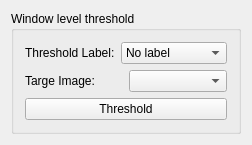
First picture: the form in codes/Controller/InteractorStyles/QInteractorStyleWindowLevelThreshold.ui, repository wuzhuobin/PlaqueQuant, before the edit.
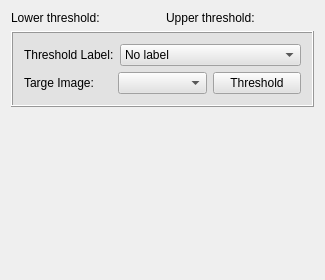
Second picture: the form after the edit. Icons and pictures are not drawn.

Diff of the .ui file:
```diff
--- a/codes/Controller/InteractorStyles/QInteractorStyleWindowLevelThreshold.ui
+++ b/codes/Controller/InteractorStyles/QInteractorStyleWindowLevelThreshold.ui
@@ -6,8 +6,8 @@
    <rect>
     <x>0</x>
     <y>0</y>
-    <width>252</width>
-    <height>144</height>
+    <width>325</width>
+    <height>280</height>
    </rect>
   </property>
   <property name="windowTitle">
@@ -15,9 +15,54 @@
   </property>
   <layout class="QVBoxLayout" name="verticalLayout_2">
    <item>
-    <widget class="QGroupBox" name="groupBox">
-     <property name="title">
-      <string>Window level threshold</string>
+    <layout class="QHBoxLayout" name="horizontalLayout">
+     <item>
+      <widget class="QLabel" name="label">
+       <property name="sizePolicy">
+        <sizepolicy hsizetype="Preferred" vsizetype="Minimum">
+         <horstretch>0</horstretch>
+         <verstretch>0</verstretch>
+        </sizepolicy>
+       </property>
+       <property name="text">
+        <string>Lower threshold:</string>
+       </property>
+      </widget>
+     </item>
+     <item>
+      <widget class="QLabel" name="label_4">
+       <property name="sizePolicy">
+        <sizepolicy hsizetype="Preferred" vsizetype="Minimum">
+         <horstretch>0</horstretch>
+         <verstretch>0</verstretch>
+        </sizepolicy>
+       </property>
+       <property name="text">
+        <string>Upper threshold:</string>
+       </property>
+      </widget>
+     </item>
+    </layout>
+   </item>
+   <item>
+    <layout class="QGridLayout" name="gridLayout"/>
+   </item>
+   <item>
+    <widget class="QFrame" name="frame_4">
+     <property name="minimumSize">
+      <size>
+       <width>0</width>
+       <height>0</height>
+      </size>
+     </property>
+     <property name="styleSheet">
+      <string notr="true">background-color: rgb(226, 226, 226)</string>
+     </property>
+     <property name="frameShape">
+      <enum>QFrame::Box</enum>
+     </property>
+     <property name="frameShadow">
+      <enum>QFrame::Raised</enum>
      </property>
      <layout class="QVBoxLayout" name="verticalLayout">
       <item>
@@ -135,15 +180,15 @@
         <item>
          <widget class="QComboBox" name="comboBoxTargeImage"/>
         </item>
+        <item>
+         <widget class="QPushButton" name="pushButtonThreshold">
+          <property name="text">
+           <string>Threshold</string>
+          </property>
+         </widget>
+        </item>
        </layout>
       </item>
-      <item>
-       <widget class="QPushButton" name="pushButtonThreshold">
-        <property name="text">
-         <string>Threshold</string>
-        </property>
-       </widget>
-      </item>
      </layout>
     </widget>
    </item>
```
Left out of the diff: 3 changed lines with no effect on the pictures.
